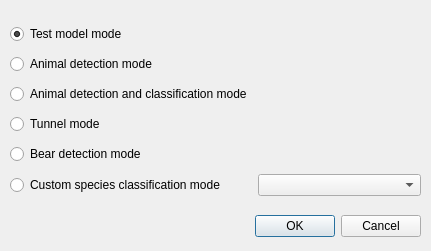
This is wadas/ui/qt/select_mode.ui in wadas-project/WADAS as Qt 5 draws it before an edit. The edited form follows.
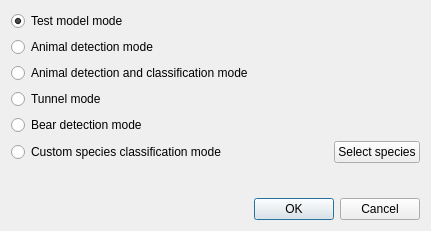
This is the edited form.

Commit message:
Multiple animal species selection for custom classification mode (#191)
* initial refactor, new UI dialog added for multi species selection

* custom classification mode class updated

* updated bear detection mode

* minor adjustment to UI

* Avoid to enlarge selection mode dialog while increasing custom species list

* addressed PR comments

```diff
--- a/wadas/ui/qt/select_mode.ui
+++ b/wadas/ui/qt/select_mode.ui
@@ -7,39 +7,134 @@
     <x>0</x>
     <y>0</y>
     <width>431</width>
-    <height>251</height>
+    <height>231</height>
    </rect>
   </property>
+  <property name="sizePolicy">
+   <sizepolicy hsizetype="Fixed" vsizetype="Preferred">
+    <horstretch>0</horstretch>
+    <verstretch>0</verstretch>
+   </sizepolicy>
+  </property>
   <property name="windowTitle">
    <string>Select operation mode</string>
   </property>
-  <widget class="QDialogButtonBox" name="buttonBox">
-   <property name="geometry">
-    <rect>
-     <x>10</x>
-     <y>210</y>
-     <width>411</width>
-     <height>32</height>
-    </rect>
-   </property>
-   <property name="orientation">
-    <enum>Qt::Orientation::Horizontal</enum>
-   </property>
-   <property name="standardButtons">
-    <set>QDialogButtonBox::StandardButton::Cancel|QDialogButtonBox::StandardButton::Ok</set>
-   </property>
-  </widget>
-  <widget class="QWidget" name="verticalLayoutWidget">
-   <property name="geometry">
-    <rect>
-     <x>10</x>
-     <y>20</y>
-     <width>411</width>
-     <height>181</height>
-    </rect>
-   </property>
+  <layout class="QGridLayout" name="gridLayout_2">
+   <item row="0" column="0">
    <layout class="QGridLayout" name="gridLayout">
-    <item row="1" column="0">
+     <item row="5" column="2">
+      <widget class="QPushButton" name="pushButton_select_species">
+       <property name="sizePolicy">
+        <sizepolicy hsizetype="Maximum" vsizetype="Fixed">
+         <horstretch>0</horstretch>
+         <verstretch>0</verstretch>
+        </sizepolicy>
+       </property>
+       <property name="text">
+        <string>Select species</string>
+       </property>
+      </widget>
+     </item>
+     <item row="6" column="1" colspan="2">
+      <widget class="QLabel" name="label_custom_species">
+       <property name="enabled">
+        <bool>false</bool>
+       </property>
+       <property name="sizePolicy">
+        <sizepolicy hsizetype="Fixed" vsizetype="Preferred">
+         <horstretch>0</horstretch>
+         <verstretch>0</verstretch>
+        </sizepolicy>
+       </property>
+       <property name="minimumSize">
+        <size>
+         <width>385</width>
+         <height>21</height>
+        </size>
+       </property>
+       <property name="text">
+        <string/>
+       </property>
+      </widget>
+     </item>
+     <item row="6" column="0">
+      <spacer name="horizontalSpacer">
+       <property name="orientation">
+        <enum>Qt::Orientation::Horizontal</enum>
+       </property>
+       <property name="sizeType">
+        <enum>QSizePolicy::Policy::Maximum</enum>
+       </property>
+       <property name="sizeHint" stdset="0">
+        <size>
+         <width>20</width>
+         <height>20</height>
+        </size>
+       </property>
+      </spacer>
+     </item>
+     <item row="5" column="0" colspan="2">
+      <widget class="QRadioButton" name="radioButton_custom_species_class_mode">
+       <property name="text">
+        <string>Custom species classification mode</string>
+       </property>
+       <attribute name="buttonGroup">
+        <string notr="true">buttonGroup</string>
+       </attribute>
+      </widget>
+     </item>
+     <item row="4" column="0" colspan="2">
+      <widget class="QRadioButton" name="radioButton_bear_det_mode">
+       <property name="enabled">
+        <bool>true</bool>
+       </property>
+       <property name="text">
+        <string>Bear detection mode</string>
+       </property>
+       <property name="checkable">
+        <bool>true</bool>
+       </property>
+       <property name="autoExclusive">
+        <bool>true</bool>
+       </property>
+       <attribute name="buttonGroup">
+        <string notr="true">buttonGroup</string>
+       </attribute>
+      </widget>
+     </item>
+     <item row="3" column="0" colspan="2">
+      <widget class="QRadioButton" name="radioButton_tunnel_mode">
+       <property name="enabled">
+        <bool>true</bool>
+       </property>
+       <property name="text">
+        <string>Tunnel mode</string>
+       </property>
+       <property name="checkable">
+        <bool>true</bool>
+       </property>
+       <property name="autoExclusive">
+        <bool>true</bool>
+       </property>
+       <attribute name="buttonGroup">
+        <string notr="true">buttonGroup</string>
+       </attribute>
+      </widget>
+     </item>
+     <item row="2" column="0" colspan="2">
+      <widget class="QRadioButton" name="radioButton_animal_det_and_class_mode">
+       <property name="text">
+        <string>Animal detection and classification mode</string>
+       </property>
+       <property name="autoExclusive">
+        <bool>true</bool>
+       </property>
+       <attribute name="buttonGroup">
+        <string notr="true">buttonGroup</string>
+       </attribute>
+      </widget>
+     </item>
+     <item row="1" column="0" colspan="2">
      <widget class="QRadioButton" name="radioButton_animal_det_mode">
       <property name="text">
        <string>Animal detection mode</string>
@@ -52,7 +147,7 @@
       </attribute>
      </widget>
     </item>
-    <item row="0" column="0">
+     <item row="0" column="0" colspan="2">
      <widget class="QRadioButton" name="radioButton_test_model_mode">
       <property name="text">
        <string>Test model mode</string>
@@ -68,72 +163,19 @@
       </attribute>
      </widget>
     </item>
-    <item row="2" column="0">
-     <widget class="QRadioButton" name="radioButton_animal_det_and_class_mode">
-      <property name="text">
-       <string>Animal detection and classification mode</string>
-      </property>
-      <property name="autoExclusive">
-       <bool>true</bool>
-      </property>
-      <attribute name="buttonGroup">
-       <string notr="true">buttonGroup</string>
-      </attribute>
-     </widget>
-    </item>
-    <item row="4" column="0">
-     <widget class="QRadioButton" name="radioButton_bear_det_mode">
-      <property name="enabled">
-       <bool>true</bool>
-      </property>
-      <property name="text">
-       <string>Bear detection mode</string>
-      </property>
-      <property name="checkable">
-       <bool>true</bool>
-      </property>
-      <property name="autoExclusive">
-       <bool>true</bool>
-      </property>
-      <attribute name="buttonGroup">
-       <string notr="true">buttonGroup</string>
-      </attribute>
-     </widget>
-    </item>
-    <item row="5" column="1">
-     <widget class="QComboBox" name="comboBox_select_species"/>
-    </item>
-    <item row="3" column="0">
-     <widget class="QRadioButton" name="radioButton_tunnel_mode">
-      <property name="enabled">
-       <bool>true</bool>
-      </property>
-      <property name="text">
-       <string>Tunnel mode</string>
-      </property>
-      <property name="checkable">
-       <bool>true</bool>
-      </property>
-      <property name="autoExclusive">
-       <bool>true</bool>
-      </property>
-      <attribute name="buttonGroup">
-       <string notr="true">buttonGroup</string>
-      </attribute>
-     </widget>
-    </item>
-    <item row="5" column="0">
-     <widget class="QRadioButton" name="radioButton_custom_species_class_mode">
-      <property name="text">
-       <string>Custom species classification mode</string>
-      </property>
-      <attribute name="buttonGroup">
-       <string notr="true">buttonGroup</string>
-      </attribute>
-     </widget>
-    </item>
-   </layout>
-  </widget>
+    </layout>
+   </item>
+   <item row="1" column="0">
+    <widget class="QDialogButtonBox" name="buttonBox">
+     <property name="orientation">
+      <enum>Qt::Orientation::Horizontal</enum>
+     </property>
+     <property name="standardButtons">
+      <set>QDialogButtonBox::StandardButton::Cancel|QDialogButtonBox::StandardButton::Ok</set>
+     </property>
+    </widget>
+   </item>
+  </layout>
  </widget>
  <resources/>
  <connections>
```
Lines whose indentation alone changed are shown as unchanged. The commit also changes 9 other files.
